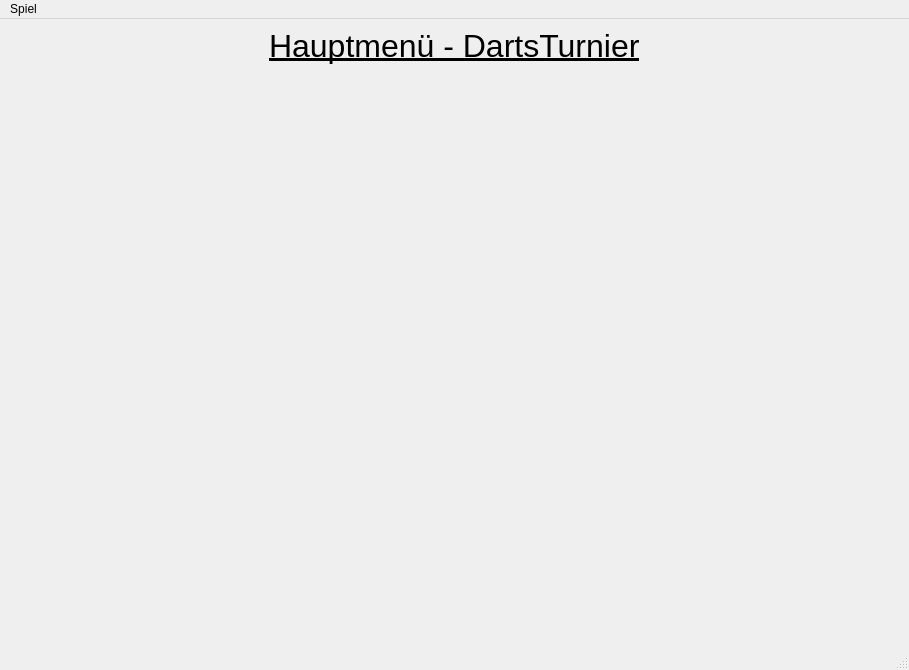
Qt form src/View/mainmenu.ui (s1m0n1996/VolleyballSingleTurnier) before a commit.
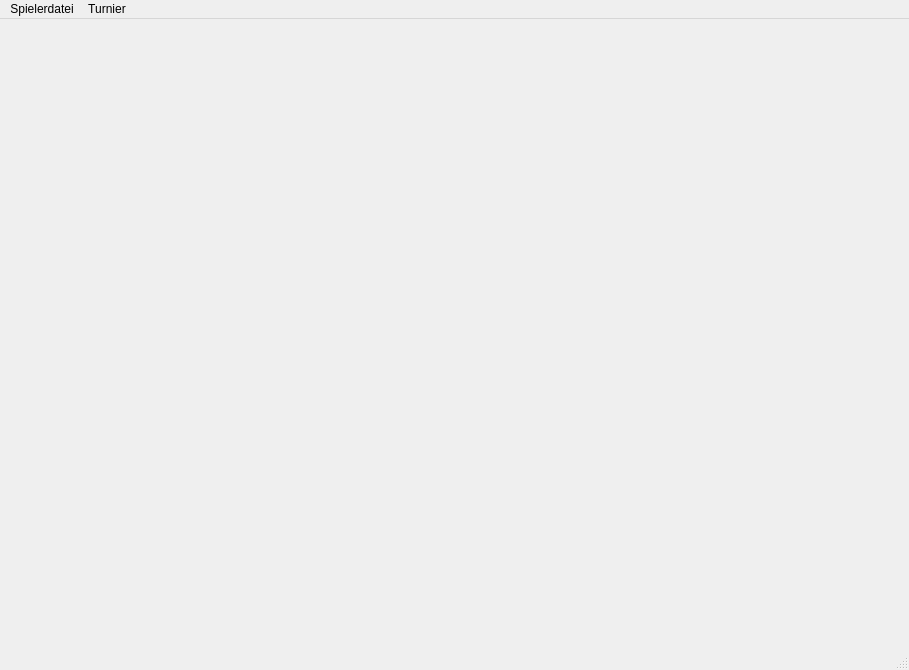
The same form after that commit.

Commit message: Überschrift per Hand hinzugefügt

Patch:
```diff
--- a/src/View/mainmenu.ui
+++ b/src/View/mainmenu.ui
@@ -16,21 +16,7 @@
   <widget class="QWidget" name="centralwidget">
    <layout class="QGridLayout" name="gridLayout">
     <item row="0" column="0">
-     <layout class="QVBoxLayout" name="verticalLayout">
-      <item alignment="Qt::AlignHCenter|Qt::AlignTop">
-       <widget class="QLabel" name="label_2">
-        <property name="font">
-         <font>
-          <pointsize>24</pointsize>
-          <underline>true</underline>
-         </font>
-        </property>
-        <property name="text">
-         <string>Hauptmenü - DartsTurnier</string>
-        </property>
-       </widget>
-      </item>
-     </layout>
+     <layout class="QVBoxLayout" name="verticalLayout"/>
     </item>
    </layout>
   </widget>
@@ -46,10 +32,18 @@
    </property>
    <widget class="QMenu" name="menuGame">
     <property name="title">
-     <string>Spiel</string>
+     <string>Spielerdatei</string>
     </property>
    </widget>
+   <widget class="QMenu" name="menuTurnier">
+    <property name="title">
+     <string>Turnier</string>
+    </property>
+    <addaction name="labelLaden"/>
+    <addaction name="labelErstellen"/>
+   </widget>
    <addaction name="menuGame"/>
+   <addaction name="menuTurnier"/>
   </widget>
   <action name="actionsdf">
    <property name="text">
```
Left out of the diff: 10 changed lines with no effect on the pictures. The commit also changes 2 other files.
